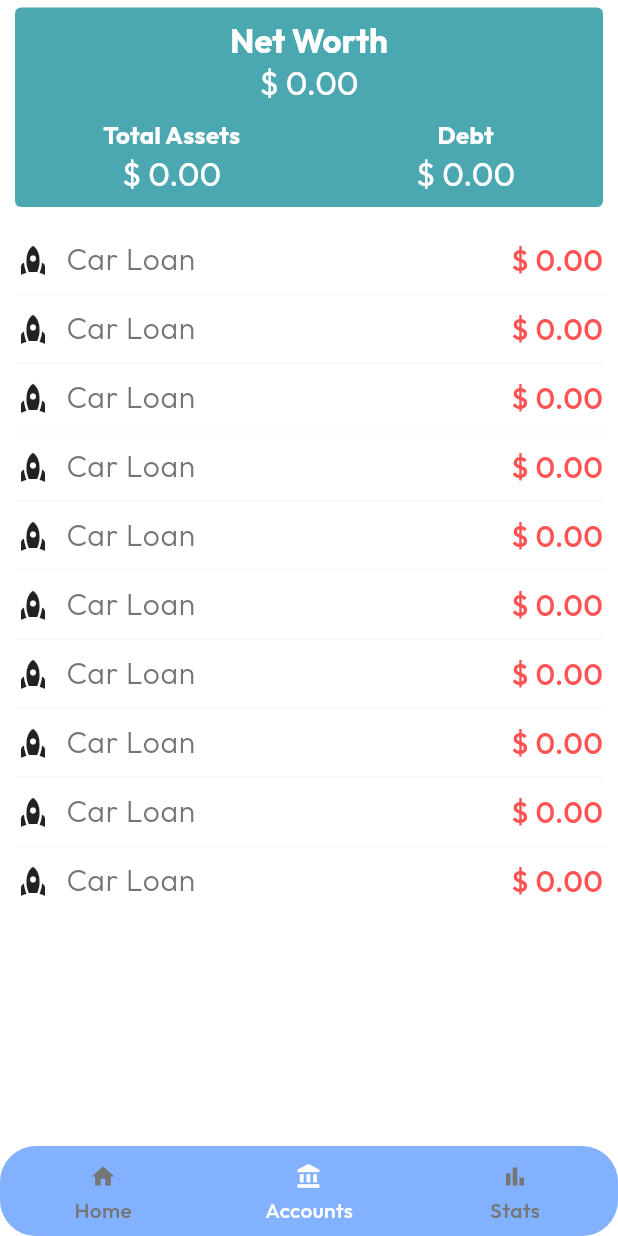
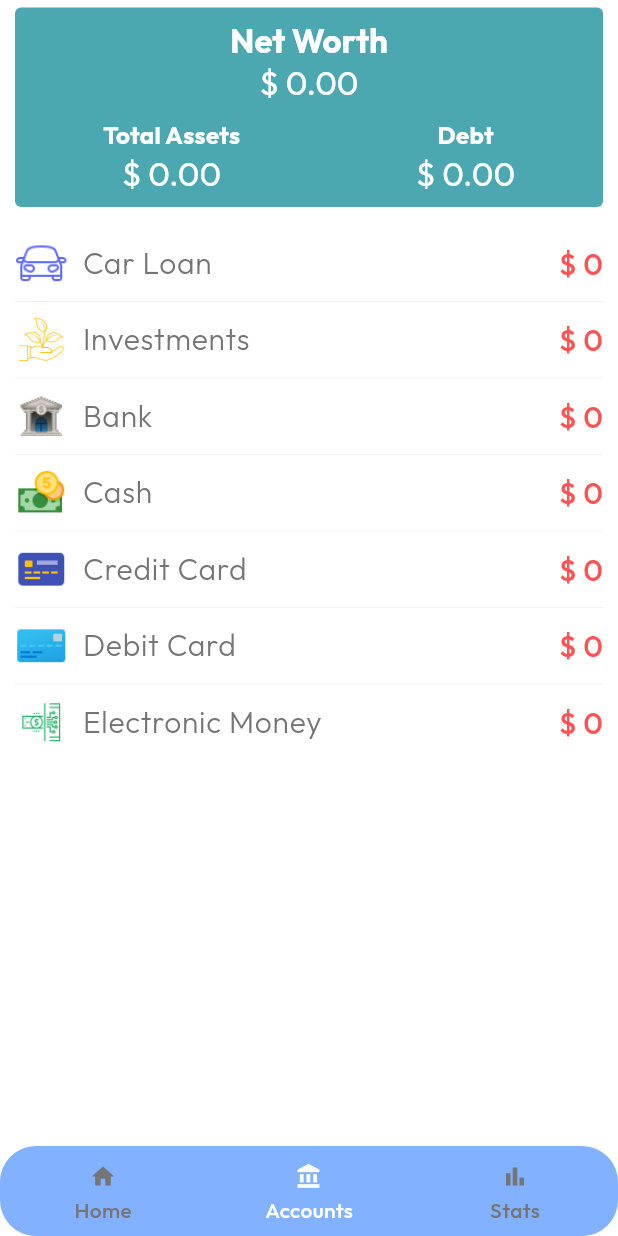
Before and after one commit to DrkDsk/FlutterMoneyManager, a Flutter app: the HomeScreen screen opened directly, swiped to page 2, on a phone screen of 412 x 824 dp. Run offline on Flutter 3.47's test engine with Material 3 defaults, Android fonts, the phone set to English and light mode, and no system bars; our stand-ins replace bloc, dartz, equatable, fl_chart, flutter_bloc, flutter_svg and 5 more; accounts and stored records are empty.

Commit message:
feat: get sources

```diff
--- a/lib/src/core/constants/hive_constants.dart
+++ b/lib/src/core/constants/hive_constants.dart
@@ -1 +1,2 @@
 const String hiveTransactionBoxName = "transactions";
+const String hiveTransactionSourceBoxName = "transaction_sources";
--- /dev/null
+++ b/lib/src/features/accounts/domain/entities/account_balance.dart
@@ -0,0 +1,12 @@
+import 'package:equatable/equatable.dart';
+import 'package:flutter_money_manager/src/features/transaction/domain/entities/transaction_source.dart';
+
+class AccountBalance with EquatableMixin {
+  final TransactionSource transactionSource;
+  final int amount;
+
+  const AccountBalance({required this.transactionSource, required this.amount});
+
+  @override
+  List<Object?> get props => [transactionSource, amount];
+}
--- /dev/null
+++ b/lib/src/features/accounts/ui/blocs/account_bloc.dart
@@ -0,0 +1,25 @@
+import 'package:bloc/bloc.dart';
+import 'package:flutter_money_manager/src/features/transaction/domain/repositories/transaction_repository.dart';
+import './account_state.dart';
+import './account_event.dart';
+
+class AccountBloc extends Bloc<AccountEvent, AccountState> {
+  final TransactionRepository _transactionRepository;
+
+  AccountBloc({required TransactionRepository transactionRepository})
+      : _transactionRepository = transactionRepository,
+        super(const AccountState()) {
+    on<LoadTransactionsSource>(loadTransactionsSource);
+  }
+
+  Future<void> loadTransactionsSource(
+      LoadTransactionsSource event, Emitter<AccountState> emit) async {
+    final result = await _transactionRepository.getTransactionSources();
+
+    result.fold((left) {}, (right) {
+      final accountBalances = right;
+
+      emit(state.copyWith(accountBalances: accountBalances));
+    });
+  }
+}
--- /dev/null
+++ b/lib/src/features/accounts/ui/blocs/account_event.dart
@@ -0,0 +1,5 @@
+sealed class AccountEvent {
+  const AccountEvent();
+}
+
+class LoadTransactionsSource extends AccountEvent {}
--- /dev/null
+++ b/lib/src/features/accounts/ui/blocs/account_state.dart
@@ -0,0 +1,21 @@
+import 'package:equatable/equatable.dart';
+import 'package:flutter_money_manager/src/features/accounts/domain/entities/account_balance.dart';
+
+class AccountState with EquatableMixin {
+  final List<AccountBalance> accountBalances;
+
+  const AccountState({
+    this.accountBalances = const [],
+  });
+
+  @override
+  List<Object> get props => [accountBalances];
+
+  AccountState copyWith({
+    List<AccountBalance>? accountBalances,
+  }) {
+    return AccountState(
+      accountBalances: accountBalances ?? this.accountBalances,
+    );
+  }
+}
--- a/lib/src/features/accounts/ui/pages/account_page.dart
+++ b/lib/src/features/accounts/ui/pages/account_page.dart
@@ -1,7 +1,11 @@
 import 'package:flutter/material.dart';
-import 'package:flutter_money_manager/src/core/colors/app_colors.dart';
+import 'package:flutter_bloc/flutter_bloc.dart';
 import 'package:flutter_money_manager/src/core/extensions/color_extension.dart';
 import 'package:flutter_money_manager/src/core/shared/widgets/custom_divider.dart';
+import 'package:flutter_money_manager/src/features/accounts/ui/blocs/account_bloc.dart';
+import 'package:flutter_money_manager/src/features/accounts/ui/blocs/account_event.dart';
+import 'package:flutter_money_manager/src/features/accounts/ui/blocs/account_state.dart';
+import 'package:flutter_money_manager/src/features/accounts/ui/widgets/account_transaction_row.dart';
 import 'package:flutter_money_manager/src/features/accounts/ui/widgets/info_bloc.dart';
 
 class AccountPage extends StatefulWidget {
@@ -12,9 +16,13 @@ class AccountPage extends StatefulWidget {
 }
 
 class _AccountPageState extends State<AccountPage> {
+  late AccountBloc _accountBloc;
+
   @override
   void initState() {
     super.initState();
+    _accountBloc = context.read<AccountBloc>();
+    _accountBloc.add(LoadTransactionsSource());
   }
 
   @override
@@ -62,28 +70,23 @@ class _AccountPageState extends State<AccountPage> {
             ),
           ),
           const SizedBox(height: 20),
-          ListView.separated(
-            shrinkWrap: true,
-            physics: const NeverScrollableScrollPhysics(),
-            itemCount: 10,
-            separatorBuilder: (context, index) => const CustomDivider(),
-            itemBuilder: (context, index) {
-              return Row(
-                  mainAxisAlignment: MainAxisAlignment.spaceBetween,
-                  children: [
-                    Row(
-                      children: [
-                        const Icon(Icons.rocket),
-                        const SizedBox(width: 10),
-                        Text("Car Loan",
-                            style: theme.textTheme.bodyLarge?.copyWith(
-                                fontWeight: FontWeight.w300, fontSize: 20))
-                      ],
-                    ),
-                    Text("\$ 0.00",
-                        style: theme.textTheme.bodyMedium?.copyWith(
-                            color: AppColors.expenseColor, fontSize: 20))
-                  ]);
+          BlocBuilder<AccountBloc, AccountState>(
+            builder: (context, state) {
+              return ListView.separated(
+                shrinkWrap: true,
+                physics: const NeverScrollableScrollPhysics(),
+                itemCount: state.accountBalances.length,
+                separatorBuilder: (context, index) => const CustomDivider(),
+                itemBuilder: (context, index) {
+                  final accountBalance = state.accountBalances[index];
+
+                  return AccountTransactionRow(
+                    account: accountBalance.transactionSource.name,
+                    icon: accountBalance.transactionSource.icon,
+                    amount: accountBalance.amount,
+                  );
+                },
+              );
             },
           )
         ],
--- /dev/null
+++ b/lib/src/features/accounts/ui/widgets/account_transaction_row.dart
@@ -0,0 +1,38 @@
+import 'package:flutter/material.dart';
+import 'package:flutter_money_manager/src/core/colors/app_colors.dart';
+
+class AccountTransactionRow extends StatelessWidget {
+  const AccountTransactionRow(
+      {super.key,
+      required this.account,
+      required this.icon,
+      required this.amount});
+
+  final String account;
+  final String icon;
+  final int amount;
+
+  @override
+  Widget build(BuildContext context) {
+    final theme = Theme.of(context);
+
+    return Row(mainAxisAlignment: MainAxisAlignment.spaceBetween, children: [
+      Row(
+        children: [
+          Image.asset(
+            icon,
+            height: 35,
+            width: 35,
+          ),
+          const SizedBox(width: 10),
+          Text(account,
+              style: theme.textTheme.bodyLarge
+                  ?.copyWith(fontWeight: FontWeight.w300, fontSize: 20))
+        ],
+      ),
+      Text("\$ $amount",
+          style: theme.textTheme.bodyMedium
+              ?.copyWith(color: AppColors.expenseColor, fontSize: 20))
+    ]);
+  }
+}
--- a/lib/src/features/login/ui/widgets/login_button.dart
+++ b/lib/src/features/login/ui/widgets/login_button.dart
@@ -1,6 +1,7 @@
 import 'package:flutter/material.dart';
 import 'package:flutter_bloc/flutter_bloc.dart';
 import 'package:flutter_money_manager/src/core/di/di.dart';
+import 'package:flutter_money_manager/src/features/accounts/ui/blocs/account_bloc.dart';
 import 'package:flutter_money_manager/src/features/home/ui/blocs/navigation_cubit.dart';
 import 'package:flutter_money_manager/src/features/home/ui/screens/home_screen.dart';
 import 'package:flutter_money_manager/src/features/transaction/ui/fetch/blocs/calendar/calendar_bloc.dart';
@@ -25,6 +26,9 @@ class LoginButton extends StatelessWidget {
                 BlocProvider(
                   create: (context) => getIt<CalendarBloc>(),
                 ),
+                BlocProvider(
+                  create: (context) => getIt<AccountBloc>(),
+                ),
               ], child: const HomeScreen()))),
       child: Container(
         padding: const EdgeInsets.symmetric(horizontal: 12, vertical: 10),
--- a/lib/src/features/transaction/data/datasources/transaction_datasource.dart
+++ b/lib/src/features/transaction/data/datasources/transaction_datasource.dart
@@ -1,4 +1,5 @@
 import 'package:flutter_money_manager/src/features/transaction/data/models/transaction_hive_model.dart';
+import 'package:flutter_money_manager/src/features/transaction/data/models/transaction_source_hive_model.dart';
 import 'package:flutter_money_manager/src/features/transaction/domain/entities/transaction.dart';
 
 abstract interface class TransactionDatasource {
@@ -8,4 +9,6 @@ abstract interface class TransactionDatasource {
 
   Future<List<TransactionHiveModel>> getTransactionsModelsByDate(
       {required DateTime date});
+
+  Future<List<TransactionSourceHiveModel>> getTransactionSources();
 }
--- a/lib/src/features/transaction/domain/entities/transaction_source.dart
+++ b/lib/src/features/transaction/domain/entities/transaction_source.dart
@@ -1,10 +1,11 @@
 import 'package:equatable/equatable.dart';
 
 class TransactionSource with EquatableMixin {
+  final String? id;
   final String name;
   final String icon;
 
-  const TransactionSource({required this.name, required this.icon});
+  const TransactionSource({required this.name, required this.icon, this.id});
 
   factory TransactionSource.fromString(String value) {
     switch (value.toLowerCase()) {
--- a/lib/src/features/transaction/domain/repositories/transaction_repository.dart
+++ b/lib/src/features/transaction/domain/repositories/transaction_repository.dart
@@ -1,5 +1,6 @@
 import 'package:dartz/dartz.dart';
 import 'package:flutter_money_manager/src/core/error/failure/failure.dart';
+import 'package:flutter_money_manager/src/features/accounts/domain/entities/account_balance.dart';
 import 'package:flutter_money_manager/src/features/transaction/domain/entities/transaction_balance.dart';
 import 'package:flutter_money_manager/src/features/transaction/domain/entities/transaction.dart';
 
@@ -9,4 +10,6 @@ abstract interface class TransactionRepository {
       {int? monthIndex});
   Future<Either<Failure, TransactionBalance>> getTransactionsByDate(
       {required DateTime date});
+
+  Future<Either<Failure, List<AccountBalance>>> getTransactionSources();
 }
```
Also changed, not shown: lib/src/core/di/di.dart (+19 -6 lines), lib/src/core/helpers/hive_initializer.dart (+10 -1 lines), lib/src/features/transaction/data/datasources/transaction_datasource_impl.dart (+16 -6 lines), lib/src/features/transaction/data/models/transaction_source_hive_model.dart (added, +53 -0 lines), lib/src/features/transaction/data/repositories/transaction_repository_impl.dart (+34 -0 lines), lib/src/features/transaction/data/models/transaction_source_hive_model.g.dart (added).
